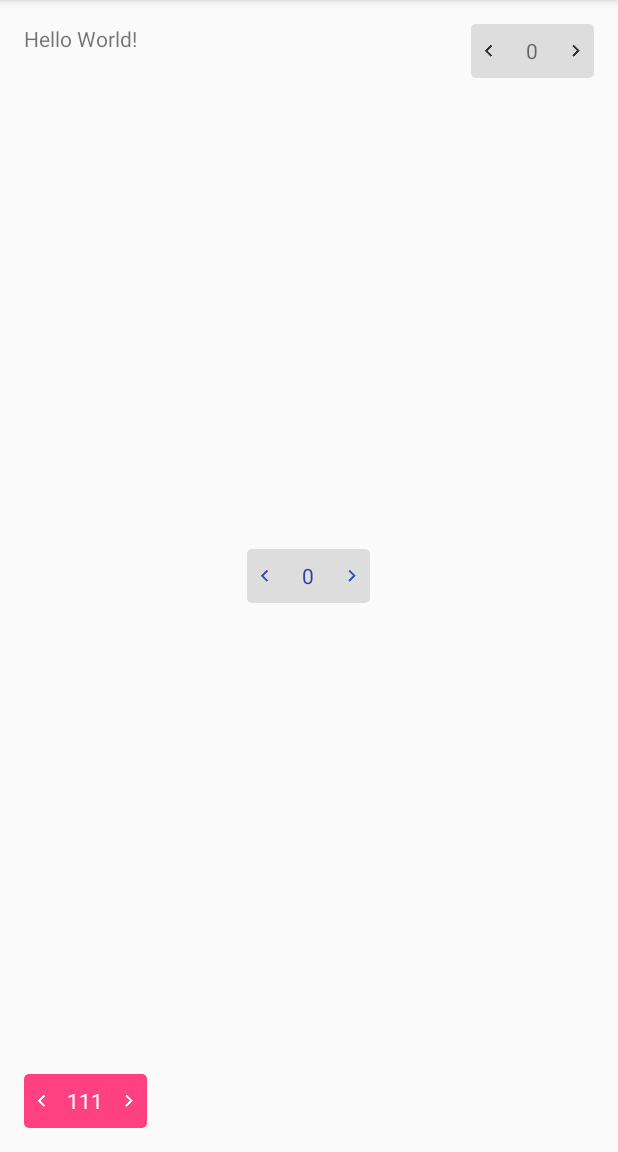
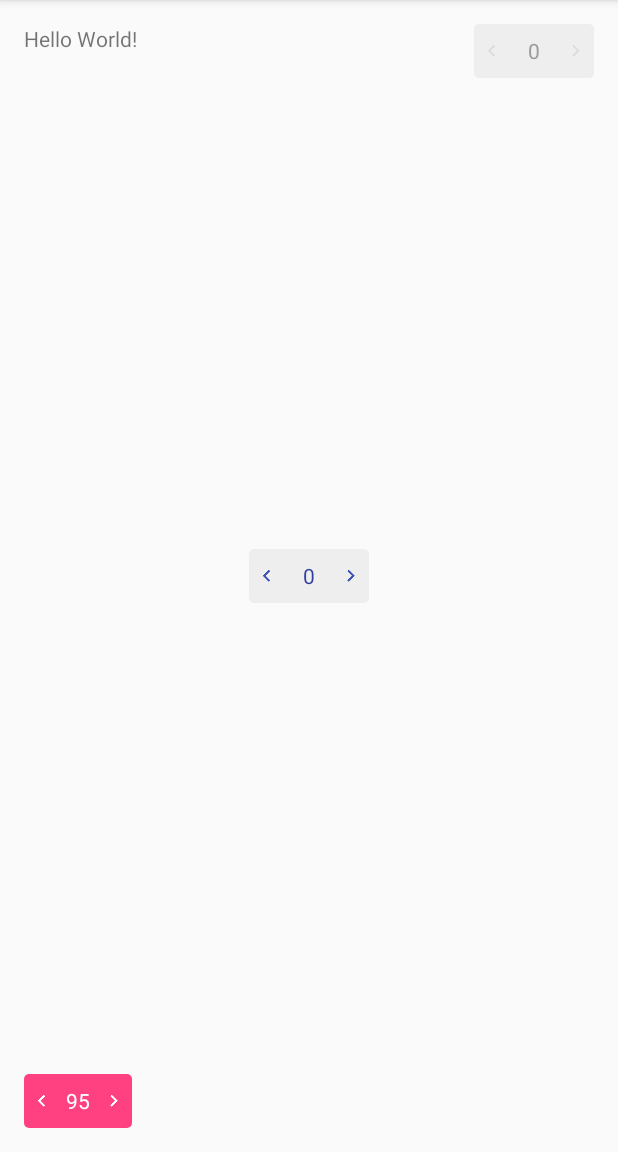
Before and after one commit to ashishpatil396/SwipeNumberPicker, an Android app: the screen it shows after launch (MainActivity), on a phone screen of 412 x 824 dp, the part 84-1236 px from its top. Run offline under Robolectric (Android 15) with nearby library versions, the phone set to English and light mode, and no system bars.

Commit message:
Fixed widget width. Added Readme

```diff
--- a/SwipeNumberPicker/src/main/java/com/vi/swipenumberpicker/SwipeNumberPicker.java
+++ b/SwipeNumberPicker/src/main/java/com/vi/swipenumberpicker/SwipeNumberPicker.java
@@ -11,7 +11,6 @@ import android.graphics.PorterDuff;
 import android.graphics.drawable.Drawable;
 import android.os.Build;
 import android.util.AttributeSet;
-import android.util.Log;
 import android.util.TypedValue;
 import android.view.Gravity;
 import android.view.MotionEvent;
@@ -71,8 +70,9 @@ public class SwipeNumberPicker extends TextView {
 		float scale = getResources().getDisplayMetrics().density;
 		mGestureStepPx = (int) (GESTURE_STEP_DP * scale + 0.5f);
 
-		float textWidth = new Paint().measureText(Integer.toString(mMaxValue)) + left.getBounds().width() * 1.5f;
-		setMinWidth((int) (textWidth * scale + 0.5f));
+		Paint textPaint = new Paint();
+		textPaint.setTextSize(getTextSize());
+		setMinWidth((int) (textPaint.measureText(Integer.toString(mMaxValue)) + left.getBounds().width() * 2));
 
 		mIntermediateValue = mPrimaryValue;
 		changeValue(mPrimaryValue);
@@ -90,16 +90,14 @@ public class SwipeNumberPicker extends TextView {
 
 				mArrowColor = attrs.getColor(R.styleable.SwipeNumberPicker_arrowColor, context.getResources().getColor(R.color.arrows));
 				mBackgroundColor = attrs.getColor(R.styleable.SwipeNumberPicker_backgroundColor, context.getResources().getColor(R.color.background));
-				mActiveTextColor = attrs.getColor(R.styleable.SwipeNumberPicker_activeTextColor, context.getResources().getColor(R.color.text));
+				mActiveTextColor = attrs.getColor(R.styleable.SwipeNumberPicker_numberColor, context.getResources().getColor(R.color.text));
 			} finally {
 				attrs.recycle();
 			}
 		}
-
 	}
 
 	private void customizeTextView() {
-		// Padding
 		int horizontalPadding = (int) TypedValue.applyDimension(TypedValue.COMPLEX_UNIT_DIP, 6, getContext().getResources().getDisplayMetrics());
 		setPadding(0, horizontalPadding, 0, horizontalPadding);
 
@@ -150,8 +148,6 @@ public class SwipeNumberPicker extends TextView {
 					} else {
 						threshold = 5;
 					}
-					Log.d(TAG, Double.toString(swipedDistance));
-					Log.d(TAG, Float.toString(threshold));
 					mIntermediateValue += distance > 0 ? threshold : -threshold;
 					changeValue((int) mIntermediateValue);
 				}
@@ -164,9 +160,7 @@ public class SwipeNumberPicker extends TextView {
 				setNormalBackground();
 
 				if (Math.abs(currentX - mStartX) <= mGestureStepPx) {
-					// Click occurred - show number picker dialog
 					processClick();
-					return false;
 				} else {
 					notifyListener((int) mIntermediateValue);
 				}
@@ -245,8 +239,6 @@ public class SwipeNumberPicker extends TextView {
 	}
 
 	private void setPressed(int distance) {
-		Log.d(TAG, "customizeTextView");
-
 		highlightArrows(distance);
 		highlightBackground();
 	}
--- a/SwipeNumberPicker/src/main/res/values/colors.xml
+++ b/SwipeNumberPicker/src/main/res/values/colors.xml
@@ -1,6 +1,6 @@
 <resources>
     <!--Default colors-->
-    <color name="background">#dddddd</color>
-    <color name="arrows">#303030</color>
-    <color name="text">#8c000000</color>
+    <color name="background">#eeeeee</color>
+    <color name="arrows">#dddddd</color>
+    <color name="text">#9B9B9B</color>
 </resources>
--- a/app/src/main/java/com/vi/swipenumberpicker/sample/MainActivity.java
+++ b/app/src/main/java/com/vi/swipenumberpicker/sample/MainActivity.java
@@ -29,5 +29,15 @@ public class MainActivity extends AppCompatActivity {
 				((SwipeNumberPicker) v).setValue(666, false);
 			}
 		});
+
+
+		((SwipeNumberPicker) findViewById(R.id.fff)).setOnValueChangeListener(new OnValueChangeListener() {
+			@Override
+			public boolean onValueChange(SwipeNumberPicker view, int oldValue, int newValue) {
+				return true;
+			}
+		});
+
+
 	}
 }
--- a/app/src/main/res/layout/activity_main.xml
+++ b/app/src/main/res/layout/activity_main.xml
@@ -20,7 +20,7 @@
 		android:layout_width="wrap_content"
 		android:layout_height="wrap_content"
 		android:layout_centerInParent="true"
-		snp:activeTextColor="@color/colorPrimaryDark"
+		snp:numberColor="@color/colorPrimaryDark"
 		snp:arrowColor="@color/colorPrimary"/>
 
 	<com.vi.swipenumberpicker.SwipeNumberPicker
@@ -29,12 +29,15 @@
 		android:layout_alignParentRight="true"/>
 
 	<com.vi.swipenumberpicker.SwipeNumberPicker
+		android:id="@+id/fff"
 		android:layout_width="wrap_content"
 		android:layout_height="wrap_content"
 		android:layout_alignParentBottom="true"
 		android:layout_alignParentLeft="true"
-		snp:activeTextColor="@android:color/white"
+		snp:numberColor="@android:color/white"
 		snp:arrowColor="@android:color/white"
 		snp:backgroundColor="@color/colorAccent"
-		snp:value="111"/>
+		snp:max="100"
+		snp:min="50"
+		snp:value="95"/>
 </RelativeLayout>
```
Also changed, not shown: SwipeNumberPicker/src/main/res/values/attrs.xml (+8 -8 lines), 1 other file.
